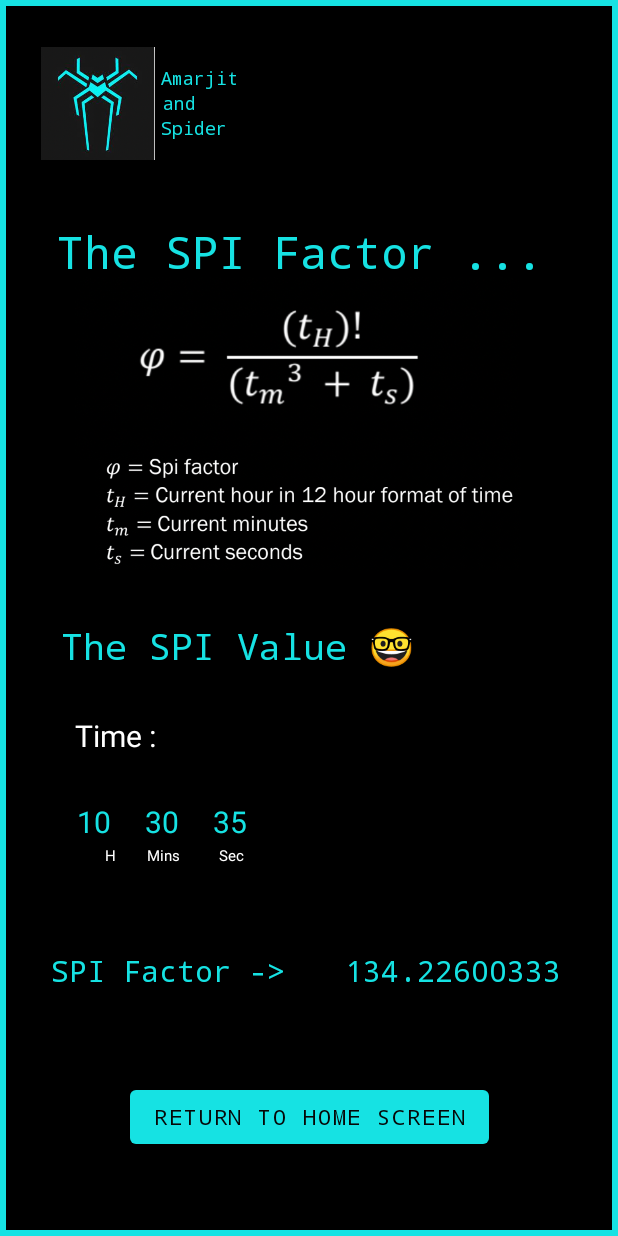
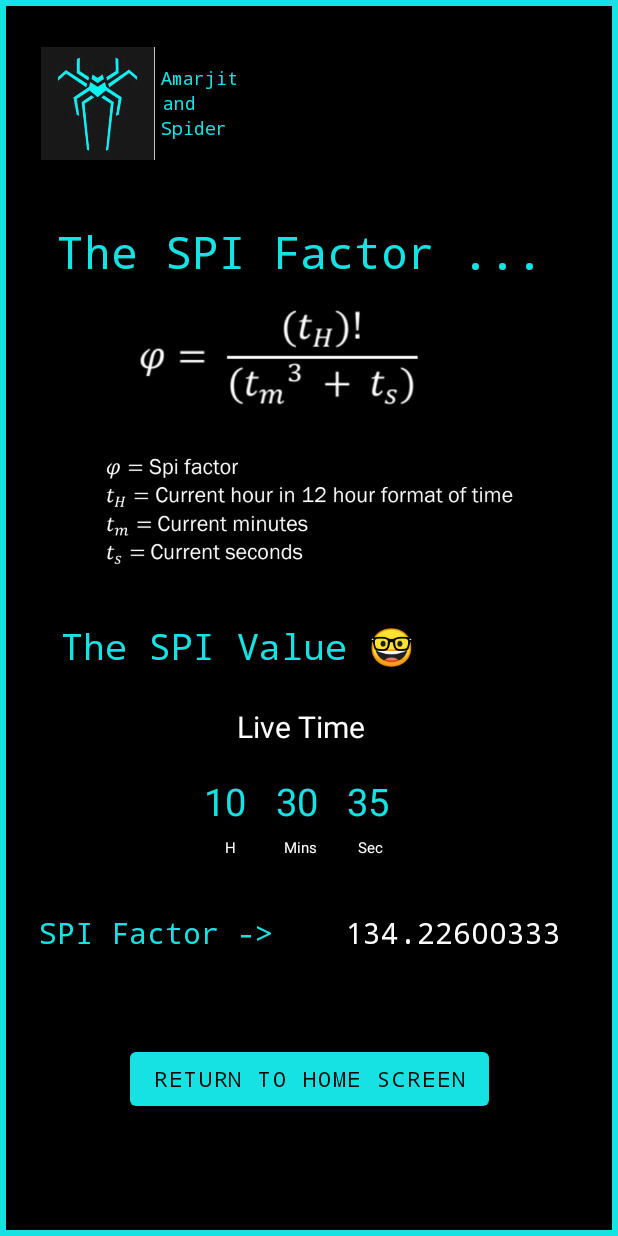
Before and after one commit to Amarjit-Madhumalararungeethayan/spiderTask1AppDev, an Android app: the SPI screen opened directly, with no data from a screen before it, on a phone screen of 412 x 824 dp. Run offline under Robolectric (Android 15) with nearby library versions, the phone set to English and light mode, and no system bars.

Commit message:
spiderAppDevTask1

```diff
--- a/app/src/main/java/com/example/lorentz/Checker.kt
+++ b/app/src/main/java/com/example/lorentz/Checker.kt
@@ -56,14 +56,14 @@ class Checker : AppCompatActivity() {
             Toast.makeText(this, "Speed cannot be greater than light", Toast.LENGTH_LONG).show()
             val intent = Intent(
                 this,
-                Lorentz::class.java
+                Checker::class.java
             )                          // Toast and restarts activity if the velocity is greater than that of light
             startActivity(intent)
         } else if (velo == 300000000.toDouble()) {
             Toast.makeText(this, "Lorentz Factor Tends to Infinity ♾", Toast.LENGTH_LONG).show()
             val intent = Intent(
                 this,
-                Lorentz::class.java
+                Checker::class.java
             )                          // Toast and restarts activity if the velocity is equal to that of light
             startActivity(intent)
         } else {
--- a/app/src/main/java/com/example/lorentz/Lorentz.kt
+++ b/app/src/main/java/com/example/lorentz/Lorentz.kt
@@ -121,7 +121,7 @@ class Lorentz : AppCompatActivity() {
             }
 
             override fun onFinish() {
-                binding.abc.setBackgroundResource(R.color.black)
+                binding.abc.setBackgroundResource(R.drawable.recbg)
             }
         }
         countDown.start()
--- a/app/src/main/java/com/example/lorentz/MainActivity.kt
+++ b/app/src/main/java/com/example/lorentz/MainActivity.kt
@@ -13,7 +13,7 @@ class MainActivity : AppCompatActivity() {
 
     //disables back button
     override fun onBackPressed() {
-        System.exit(0)
+        finishAffinity()
     }
 
     lateinit var binding: ActivityMainBinding
--- a/app/src/main/res/layout/activity_checker.xml
+++ b/app/src/main/res/layout/activity_checker.xml
@@ -137,7 +137,7 @@
         android:layout_marginTop="24dp"
         android:gravity="center_vertical"
         android:inputType="numberDecimal"
-        android:textColor="@color/white"
+        android:textColor="@color/cpiderBlue"
         android:textColorHint="#FA7E7C7C"
         android:textSize="16sp"
         app:layout_constraintStart_toEndOf="@+id/textView6"
@@ -154,10 +154,12 @@
         android:textColor="#040303"
         android:textSize="10sp"
         app:backgroundTint="@color/cpiderBlue"
+        app:layout_constraintBottom_toBottomOf="parent"
         app:layout_constraintEnd_toEndOf="parent"
         app:layout_constraintHorizontal_bias="0.426"
         app:layout_constraintStart_toStartOf="parent"
-        app:layout_constraintTop_toBottomOf="@+id/button" />
+        app:layout_constraintTop_toBottomOf="@+id/button"
+        app:layout_constraintVertical_bias="0.0" />
 
     <ImageView
         android:id="@+id/imageView"
--- a/app/src/main/res/layout/activity_lorentz.xml
+++ b/app/src/main/res/layout/activity_lorentz.xml
@@ -183,7 +183,7 @@
         android:layout_marginEnd="4dp"
         android:layout_marginRight="4dp"
         android:fontFamily="monospace"
-        android:text="Round it to 5 decimal places ..."
+        android:text="Round it to 6 decimal places ..."
         android:textColor="#16e2e3"
         android:textSize="10sp"
         app:layout_constraintEnd_toEndOf="parent"
--- a/app/src/main/res/layout/activity_main.xml
+++ b/app/src/main/res/layout/activity_main.xml
@@ -46,10 +46,12 @@
         android:text="All the Best ... 👍🏻"
         android:textColor="#F2F3F3"
         android:textSize="24sp"
+        app:layout_constraintBottom_toBottomOf="parent"
         app:layout_constraintEnd_toEndOf="parent"
         app:layout_constraintHorizontal_bias="0.496"
         app:layout_constraintStart_toStartOf="parent"
-        app:layout_constraintTop_toBottomOf="@+id/spi" />
+        app:layout_constraintTop_toBottomOf="@+id/spi"
+        app:layout_constraintVertical_bias="0.0" />
 
     <TextView
         android:id="@+id/textView2"
--- a/app/src/main/res/layout/activity_spi.xml
+++ b/app/src/main/res/layout/activity_spi.xml
@@ -75,10 +75,10 @@
         android:id="@+id/textView11"
         android:layout_width="wrap_content"
         android:layout_height="wrap_content"
-        android:layout_marginStart="48dp"
-        android:layout_marginLeft="48dp"
-        android:layout_marginTop="30dp"
-        android:text="Time : "
+        android:layout_marginStart="156dp"
+        android:layout_marginLeft="156dp"
+        android:layout_marginTop="24dp"
+        android:text="Live Time "
         android:textColor="@color/white"
         android:textSize="20sp"
         app:layout_constraintStart_toStartOf="parent"
@@ -86,43 +86,43 @@
 
     <TextView
         android:id="@+id/hr"
-        android:layout_width="25dp"
-        android:layout_height="25dp"
-        android:layout_marginStart="48dp"
-        android:layout_marginLeft="48dp"
-        android:layout_marginTop="30dp"
+        android:layout_width="40dp"
+        android:layout_height="40dp"
+        android:layout_marginStart="128dp"
+        android:layout_marginLeft="128dp"
+        android:layout_marginTop="16dp"
         android:gravity="center"
         android:text="TT"
         android:textColor="@color/cpiderBlue"
-        android:textSize="20sp"
+        android:textSize="25sp"
         app:layout_constraintStart_toStartOf="parent"
         app:layout_constraintTop_toBottomOf="@+id/textView11" />
 
     <TextView
         android:id="@+id/min"
-        android:layout_width="25dp"
-        android:layout_height="25dp"
-        android:layout_marginStart="20dp"
-        android:layout_marginLeft="20dp"
-        android:layout_marginTop="30dp"
+        android:layout_width="40dp"
+        android:layout_height="40dp"
+        android:layout_marginStart="8dp"
+        android:layout_marginLeft="8dp"
+        android:layout_marginTop="16dp"
         android:gravity="center"
         android:text="TT"
         android:textColor="@color/cpiderBlue"
-        android:textSize="20sp"
+        android:textSize="25sp"
         app:layout_constraintStart_toEndOf="@+id/hr"
         app:layout_constraintTop_toBottomOf="@+id/textView11" />
 
     <TextView
         android:id="@+id/sec"
-        android:layout_width="25dp"
-        android:layout_height="25dp"
-        android:layout_marginStart="20dp"
-        android:layout_marginLeft="20dp"
-        android:layout_marginTop="30dp"
+        android:layout_width="40dp"
+        android:layout_height="40dp"
+        android:layout_marginStart="7dp"
+        android:layout_marginLeft="7dp"
+        android:layout_marginTop="16dp"
         android:gravity="center"
         android:text="TT"
         android:textColor="@color/cpiderBlue"
-        android:textSize="20sp"
+        android:textSize="25sp"
         app:layout_constraintStart_toEndOf="@+id/min"
         app:layout_constraintTop_toBottomOf="@+id/textView11" />
 
@@ -130,8 +130,8 @@
         android:id="@+id/textView15"
         android:layout_width="wrap_content"
         android:layout_height="wrap_content"
-        android:layout_marginStart="68dp"
-        android:layout_marginLeft="68dp"
+        android:layout_marginStart="148dp"
+        android:layout_marginLeft="148dp"
         android:layout_marginTop="4dp"
         android:text="H"
         android:textColor="@color/white"
@@ -143,8 +143,8 @@
         android:id="@+id/textView16"
         android:layout_width="wrap_content"
         android:layout_height="wrap_content"
-        android:layout_marginStart="28dp"
-        android:layout_marginLeft="28dp"
+        android:layout_marginStart="39dp"
+        android:layout_marginLeft="39dp"
         android:layout_marginTop="4dp"
         android:text="Mins"
         android:textColor="@color/white"
@@ -156,8 +156,8 @@
         android:id="@+id/textView17"
         android:layout_width="wrap_content"
         android:layout_height="wrap_content"
-        android:layout_marginStart="48dp"
-        android:layout_marginLeft="48dp"
+        android:layout_marginStart="49dp"
+        android:layout_marginLeft="49dp"
         android:layout_marginTop="4dp"
         android:text="Sec"
         android:textColor="@color/white"
@@ -169,9 +169,9 @@
         android:id="@+id/textView18"
         android:layout_width="wrap_content"
         android:layout_height="wrap_content"
-        android:layout_marginStart="32dp"
-        android:layout_marginLeft="32dp"
-        android:layout_marginTop="56dp"
+        android:layout_marginStart="24dp"
+        android:layout_marginLeft="24dp"
+        android:layout_marginTop="36dp"
         android:fontFamily="monospace"
         android:text="SPI Factor -> "
         android:textColor="@color/cpiderBlue"
@@ -183,13 +183,13 @@
         android:id="@+id/textView19"
         android:layout_width="160dp"
         android:layout_height="28dp"
-        android:layout_marginTop="56dp"
+        android:layout_marginTop="36dp"
         android:layout_marginEnd="28dp"
         android:layout_marginRight="28dp"
         android:fontFamily="monospace"
         android:gravity="center"
         android:text="TextView"
-        android:textColor="@color/cpiderBlue"
+        android:textColor="@color/white"
         android:textSize="20sp"
         app:layout_constraintEnd_toEndOf="parent"
         app:layout_constraintTop_toBottomOf="@+id/textView16" />
```
